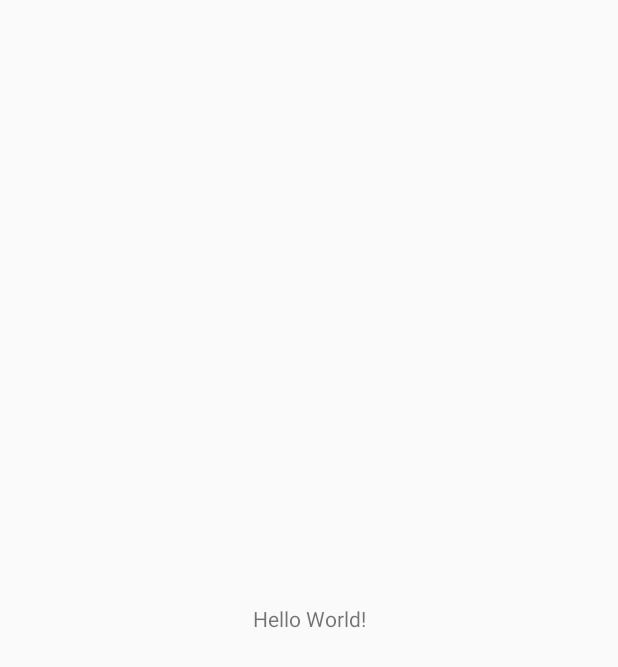
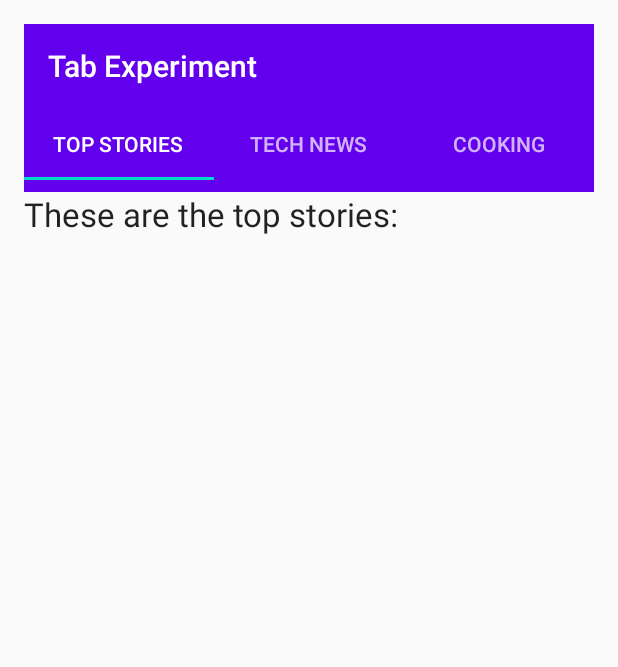
Before and after one commit to ResilientSpring/Tab_Experiment, an Android app: the screen it shows after launch (MainActivity), on a phone screen of 412 x 824 dp. Before the commit the part shown is almost empty. Shown: the top 667 px of the screen. Run offline under Robolectric (Android 15) with nearby library versions, the phone set to English and light mode, and no system bars.

```diff
--- a/app/build.gradle
+++ b/app/build.gradle
@@ -26,10 +26,12 @@ dependencies {
     implementation fileTree(dir: "libs", include: ["*.jar"])
     implementation 'androidx.appcompat:appcompat:1.1.0'
     implementation 'androidx.constraintlayout:constraintlayout:1.1.3'
+    implementation 'androidx.viewpager:viewpager:1.0.0'
+    implementation 'androidx.legacy:legacy-support-v4:1.0.0'
     testImplementation 'junit:junit:4.12'
     androidTestImplementation 'androidx.test.ext:junit:1.1.1'
     androidTestImplementation 'androidx.test.espresso:espresso-core:3.2.0'
-    implementation 'com.android.support:design:26.1.0'
+    implementation 'com.google.android.material:material:1.0.0'
     implementation 'com.google.android.material:material:1.3.0-alpha01'
 
 }
--- a/app/src/main/java/com/example/tabexperiment/MainActivity.java
+++ b/app/src/main/java/com/example/tabexperiment/MainActivity.java
@@ -1,8 +1,11 @@
 package com.example.tabexperiment;
 
 import androidx.appcompat.app.AppCompatActivity;
+import androidx.viewpager.widget.ViewPager;
 
 import android.os.Bundle;
+
+import com.google.android.material.tabs.TabLayout;
 
 public class MainActivity extends AppCompatActivity {
 
@@ -10,5 +13,46 @@ public class MainActivity extends AppCompatActivity {
     protected void onCreate(Bundle savedInstanceState) {
         super.onCreate(savedInstanceState);
         setContentView(R.layout.activity_main);
+
+        androidx.appcompat.widget.Toolbar toolbar = findViewById(R.id.toolbar);
+        setSupportActionBar(toolbar);
+        // Create an instance of the tab layout from the view.
+
+        // Create an instance of the tab layout from the view.
+        TabLayout tabLayout = findViewById(R.id.tab_layout);
+
+        // Set the text for each tab.
+        tabLayout.addTab(tabLayout.newTab().setText(R.string.tab_label1));
+        tabLayout.addTab(tabLayout.newTab().setText(R.string.tab_label2));
+        tabLayout.addTab(tabLayout.newTab().setText(R.string.tab_label3));
+
+        // Set the tabs to fill the entire layout.
+        tabLayout.setTabGravity(TabLayout.GRAVITY_FILL);
+        // Use PagerAdapter to manage page views in fragments.
+        // Use PagerAdapter to manage page views in fragments.
+        // Each page is represented by its own fragment.
+        final ViewPager viewPager = findViewById(R.id.pager);
+        final PagerAdapter adapter = new PagerAdapter
+                (getSupportFragmentManager(), tabLayout.getTabCount());
+        viewPager.setAdapter(adapter);
+        // Setting a listener for clicks.
+        // Setting a listener for clicks.
+        viewPager.addOnPageChangeListener(new
+                TabLayout.TabLayoutOnPageChangeListener(tabLayout));
+        tabLayout.addOnTabSelectedListener(new
+                                                   TabLayout.OnTabSelectedListener() {
+                                                       @Override
+                                                       public void onTabSelected(TabLayout.Tab tab) {
+                                                           viewPager.setCurrentItem(tab.getPosition());
+                                                       }
+
+                                                       @Override
+                                                       public void onTabUnselected(TabLayout.Tab tab) {
+                                                       }
+
+                                                       @Override
+                                                       public void onTabReselected(TabLayout.Tab tab) {
+                                                       }
+                                                   });
     }
 }
--- /dev/null
+++ b/app/src/main/java/com/example/tabexperiment/PagerAdapter.java
@@ -0,0 +1,42 @@
+package com.example.tabexperiment;
+
+import androidx.fragment.app.Fragment;
+import androidx.fragment.app.FragmentManager;
+import androidx.fragment.app.FragmentStatePagerAdapter;
+
+public class PagerAdapter extends FragmentStatePagerAdapter {
+    int mNumOfTabs;
+
+    public PagerAdapter(FragmentManager fm, int NumOfTabs) {
+        super(fm);
+        this.mNumOfTabs = NumOfTabs;
+    }
+
+    /**
+     * Return the Fragment associated with a specified position.
+     *
+     * @param position
+     */
+    @Override
+    public Fragment getItem(int position) {
+
+        //Uses a switch case block to return the Fragment to show based on which tab is clicked.
+        //Reference: https://codelabs.developers.google.com/codelabs/android-training-provide-user-navigation/index.html?index=..%2F..android-training#3
+        switch (position){
+            case 0: return new TabFragment1();
+            case 1: return new TabFragment2();
+            case 2: return new TabFragment3();
+            default: return null;
+        }
+    }
+
+    /**
+     * Return the number of views available.
+     */
+    @Override
+    public int getCount() {
+
+        //to return the number of tabs
+        return mNumOfTabs;
+    }
+}
--- /dev/null
+++ b/app/src/main/java/com/example/tabexperiment/TabFragment1.java
@@ -0,0 +1,64 @@
+package com.example.tabexperiment;
+
+import android.os.Bundle;
+
+import androidx.fragment.app.Fragment;
+
+import android.view.LayoutInflater;
+import android.view.View;
+import android.view.ViewGroup;
+
+/**
+ * A simple {@link Fragment} subclass.
+ * Use the {@link TabFragment1#newInstance} factory method to
+ * create an instance of this fragment.
+ */
+public class TabFragment1 extends Fragment {
+
+    // TODO: Rename parameter arguments, choose names that match
+    // the fragment initialization parameters, e.g. ARG_ITEM_NUMBER
+    private static final String ARG_PARAM1 = "param1";
+    private static final String ARG_PARAM2 = "param2";
+
+    // TODO: Rename and change types of parameters
+    private String mParam1;
+    private String mParam2;
+
+    public TabFragment1() {
+        // Required empty public constructor
+    }
+
+    /**
+     * Use this factory method to create a new instance of
+     * this fragment using the provided parameters.
+     *
+     * @param param1 Parameter 1.
+     * @param param2 Parameter 2.
+     * @return A new instance of fragment TabFragment1.
+     */
+    // TODO: Rename and change types and number of parameters
+    public static TabFragment1 newInstance(String param1, String param2) {
+        TabFragment1 fragment = new TabFragment1();
+        Bundle args = new Bundle();
+        args.putString(ARG_PARAM1, param1);
+        args.putString(ARG_PARAM2, param2);
+        fragment.setArguments(args);
+        return fragment;
+    }
+
+    @Override
+    public void onCreate(Bundle savedInstanceState) {
+        super.onCreate(savedInstanceState);
+        if (getArguments() != null) {
+            mParam1 = getArguments().getString(ARG_PARAM1);
+            mParam2 = getArguments().getString(ARG_PARAM2);
+        }
+    }
+
+    @Override
+    public View onCreateView(LayoutInflater inflater, ViewGroup container,
+                             Bundle savedInstanceState) {
+        // Inflate the layout for this fragment
+        return inflater.inflate(R.layout.tab_fragment1, container, false);
+    }
+}
--- /dev/null
+++ b/app/src/main/java/com/example/tabexperiment/TabFragment2.java
@@ -0,0 +1,64 @@
+package com.example.tabexperiment;
+
+import android.os.Bundle;
+
+import androidx.fragment.app.Fragment;
+
+import android.view.LayoutInflater;
+import android.view.View;
+import android.view.ViewGroup;
+
+/**
+ * A simple {@link Fragment} subclass.
+ * Use the {@link TabFragment2#newInstance} factory method to
+ * create an instance of this fragment.
+ */
+public class TabFragment2 extends Fragment {
+
+    // TODO: Rename parameter arguments, choose names that match
+    // the fragment initialization parameters, e.g. ARG_ITEM_NUMBER
+    private static final String ARG_PARAM1 = "param1";
+    private static final String ARG_PARAM2 = "param2";
+
+    // TODO: Rename and change types of parameters
+    private String mParam1;
+    private String mParam2;
+
+    public TabFragment2() {
+        // Required empty public constructor
+    }
+
+    /**
+     * Use this factory method to create a new instance of
+     * this fragment using the provided parameters.
+     *
+     * @param param1 Parameter 1.
+     * @param param2 Parameter 2.
+     * @return A new instance of fragment TabFragment2.
+     */
+    // TODO: Rename and change types and number of parameters
+    public static TabFragment2 newInstance(String param1, String param2) {
+        TabFragment2 fragment = new TabFragment2();
+        Bundle args = new Bundle();
+        args.putString(ARG_PARAM1, param1);
+        args.putString(ARG_PARAM2, param2);
+        fragment.setArguments(args);
+        return fragment;
+    }
+
+    @Override
+    public void onCreate(Bundle savedInstanceState) {
+        super.onCreate(savedInstanceState);
+        if (getArguments() != null) {
+            mParam1 = getArguments().getString(ARG_PARAM1);
+            mParam2 = getArguments().getString(ARG_PARAM2);
+        }
+    }
+
+    @Override
+    public View onCreateView(LayoutInflater inflater, ViewGroup container,
+                             Bundle savedInstanceState) {
+        // Inflate the layout for this fragment
+        return inflater.inflate(R.layout.tab_fragment2, container, false);
+    }
+}
--- a/app/src/main/res/layout/activity_main.xml
+++ b/app/src/main/res/layout/activity_main.xml
@@ -1,18 +1,37 @@
 <?xml version="1.0" encoding="utf-8"?>
-<androidx.constraintlayout.widget.ConstraintLayout xmlns:android="http://schemas.android.com/apk/res/android"
+<RelativeLayout xmlns:android="http://schemas.android.com/apk/res/android"
     xmlns:app="http://schemas.android.com/apk/res-auto"
     xmlns:tools="http://schemas.android.com/tools"
     android:layout_width="match_parent"
     android:layout_height="match_parent"
+    android:id="@+id/activity_main"
+    android:padding="16dp"
     tools:context=".MainActivity">
 
-    <TextView
-        android:layout_width="wrap_content"
+    <androidx.appcompat.widget.Toolbar
+        android:id="@+id/toolbar"
+        android:layout_width="match_parent"
         android:layout_height="wrap_content"
-        android:text="Hello World!"
-        app:layout_constraintBottom_toBottomOf="parent"
-        app:layout_constraintLeft_toLeftOf="parent"
-        app:layout_constraintRight_toRightOf="parent"
-        app:layout_constraintTop_toTopOf="parent" />
+        android:layout_alignParentTop="true"
+        android:background="?attr/colorPrimary"
+        android:minHeight="?attr/actionBarSize"
+        android:theme="@style/ThemeOverlay.AppCompat.Dark.ActionBar"
+        app:popupTheme="@style/ThemeOverlay.AppCompat.Light"/>
 
-</androidx.constraintlayout.widget.ConstraintLayout>
+    <com.google.android.material.tabs.TabLayout
+        android:id="@+id/tab_layout"
+        android:layout_width="match_parent"
+        android:layout_height="wrap_content"
+        android:layout_below="@id/toolbar"
+        android:background="?attr/colorPrimary"
+        android:minHeight="?attr/actionBarSize"
+        android:theme="@style/ThemeOverlay.AppCompat.Dark.ActionBar"/>
+
+    <androidx.viewpager.widget.ViewPager
+        android:id="@+id/pager"
+        android:layout_width="match_parent"
+        android:layout_height="fill_parent"
+        android:layout_below="@id/tab_layout"/>
+
+
+</RelativeLayout>
--- /dev/null
+++ b/app/src/main/res/layout/tab_fragment1.xml
@@ -0,0 +1,15 @@
+<?xml version="1.0" encoding="utf-8"?>
+<RelativeLayout xmlns:android="http://schemas.android.com/apk/res/android"
+    xmlns:tools="http://schemas.android.com/tools"
+    android:layout_width="match_parent"
+    android:layout_height="match_parent"
+    tools:context=".TabFragment1">
+
+    <!-- TODO: Update blank fragment layout -->
+    <TextView
+        android:layout_width="wrap_content"
+        android:layout_height="wrap_content"
+        android:text="@string/tab_1"
+        android:textAppearance="?android:attr/textAppearanceLarge" />
+
+</RelativeLayout>
--- a/app/src/main/res/values/strings.xml
+++ b/app/src/main/res/values/strings.xml
@@ -1,3 +1,11 @@
 <resources>
     <string name="app_name">Tab Experiment</string>
+    <!-- TODO: Remove or change this placeholder text -->
+    <string name="hello_blank_fragment">Hello blank fragment</string>
+    <string name="tab_1">These are the top stories:</string>
+    <string name="tab_2">Tech news you can use:</string>
+    <string name="tab_3">Cooking tips:</string>
+    <string name="tab_label1">Top Stories</string>
+    <string name="tab_label2">Tech News</string>
+    <string name="tab_label3">Cooking</string>
 </resources>
```
Also changed, not shown: app/src/main/java/com/example/tabexperiment/TabFragment3.java (added, +64 -0 lines), app/src/main/res/layout/tab_fragment2.xml (added, +15 -0 lines), app/src/main/res/layout/tab_fragment3.xml (added, +15 -0 lines), 1 other file.
